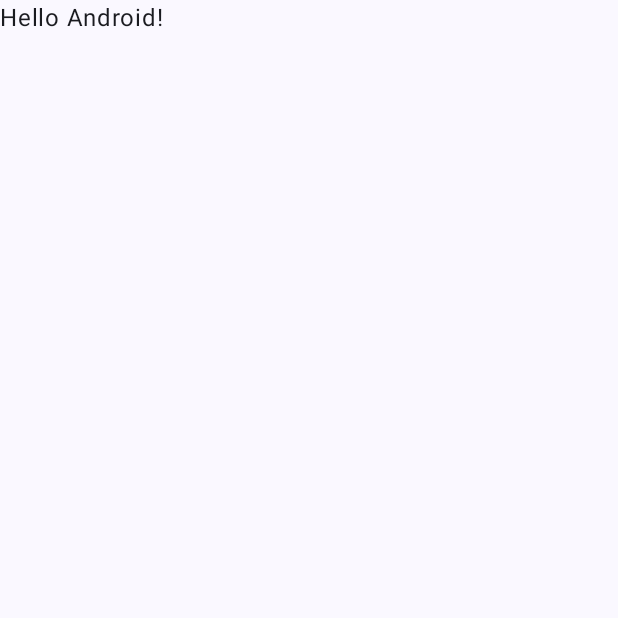
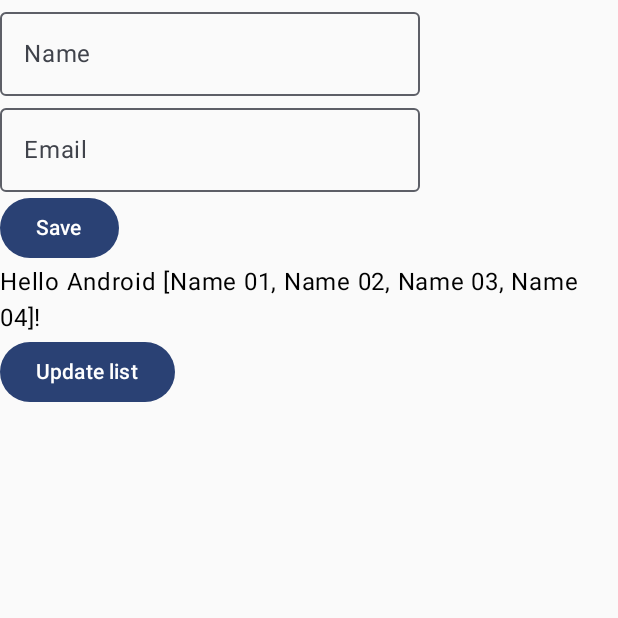
Before and after one commit to MinaFayezN/BM-Internship, an Android app built with Jetpack Compose: the screen it shows after launch (MainActivity), on a phone screen of 412 x 824 dp, the top half of it. Before the commit the part shown is almost empty. Run offline under Robolectric (Android 15) with nearby library versions, the phone set to English and light mode, and no system bars.

Commit message:
Session 19
- ViewModel

```diff
--- a/app/build.gradle
+++ b/app/build.gradle
@@ -64,4 +64,7 @@ dependencies {
     androidTestImplementation 'androidx.compose.ui:ui-test-junit4'
     debugImplementation 'androidx.compose.ui:ui-tooling'
     debugImplementation 'androidx.compose.ui:ui-test-manifest'
+    def lifecycle_version = "2.6.1"
+    // ViewModel
+    implementation "androidx.lifecycle:lifecycle-viewmodel-ktx:$lifecycle_version"
 }
--- a/app/src/main/java/dev/mina/internship/MainActivity.kt
+++ b/app/src/main/java/dev/mina/internship/MainActivity.kt
@@ -3,44 +3,42 @@ package dev.mina.internship
 import android.os.Bundle
 import androidx.activity.ComponentActivity
 import androidx.activity.compose.setContent
+import androidx.activity.viewModels
+import androidx.compose.foundation.layout.Column
 import androidx.compose.foundation.layout.fillMaxSize
-import androidx.compose.material3.MaterialTheme
-import androidx.compose.material3.Surface
-import androidx.compose.material3.Text
-import androidx.compose.runtime.Composable
 import androidx.compose.ui.Modifier
-import androidx.compose.ui.tooling.preview.Preview
+import androidx.lifecycle.ViewModelProvider
+import dev.mina.internship.ui.screens.ListScreen
+import dev.mina.internship.ui.screens.LoginScreen
 import dev.mina.internship.ui.theme.BMInternshipTheme
 
 class MainActivity : ComponentActivity() {
+
+    val vm: MainViewModel by viewModels()
+
+    lateinit var viewModel: MainViewModel
+
     override fun onCreate(savedInstanceState: Bundle?) {
         super.onCreate(savedInstanceState)
+
+        viewModel = ViewModelProvider(this)[MainViewModel::class.java]
         setContent {
             BMInternshipTheme {
                 // A surface container using the 'background' color from the theme
-                Surface(
+                Column(
                     modifier = Modifier.fillMaxSize(),
-                    color = MaterialTheme.colorScheme.background
                 ) {
-                    Greeting("Android")
+
+                    LoginScreen(viewModel)
+
+                    // Navigate
+                    ListScreen(viewModel)
                 }
+
+
             }
         }
     }
+
+
 }
-
-@Composable
-fun Greeting(name: String, modifier: Modifier = Modifier) {
-    Text(
-        text = "Hello $name!",
-        modifier = modifier
-    )
-}
-
-@Preview(showBackground = true)
-@Composable
-fun GreetingPreview() {
-    BMInternshipTheme {
-        Greeting("Android")
-    }
-}
--- /dev/null
+++ b/app/src/main/java/dev/mina/internship/MainViewModel.kt
@@ -0,0 +1,22 @@
+package dev.mina.internship
+
+import androidx.lifecycle.ViewModel
+
+class MainViewModel : ViewModel() {
+
+     var list = mutableListOf("Name 01", "Name 02", "Name 03", "Name 04")
+
+    fun retrieveUsers(): List<String> {
+        // connect to db / API
+        return list
+    }
+
+    fun updateDatabase(name: String, email: String): Boolean {
+        //
+        return (name.isNotBlank() && email.isNotBlank()).also {
+            if (it) list.add(name)
+        }
+    }
+
+
+}
--- /dev/null
+++ b/app/src/main/java/dev/mina/internship/ui/screens/ListScreen.kt
@@ -0,0 +1,33 @@
+package dev.mina.internship.ui.screens
+
+import androidx.compose.material3.Button
+import androidx.compose.material3.Text
+import androidx.compose.runtime.Composable
+import androidx.compose.runtime.getValue
+import androidx.compose.runtime.mutableStateOf
+import androidx.compose.runtime.remember
+import androidx.compose.runtime.setValue
+import androidx.compose.ui.Modifier
+import dev.mina.internship.MainViewModel
+
+@Composable
+fun ListScreen(viewModel: MainViewModel) {
+    var usersList by remember { mutableStateOf(viewModel.retrieveUsers()) }
+    Greeting("Android $usersList")
+
+
+    Button(onClick = {
+//            viewModel.updateDatabase(name, email)
+        usersList = viewModel.retrieveUsers()
+    }) {
+        Text(text = "Update list")
+    }
+}
+
+@Composable
+fun Greeting(name: String, modifier: Modifier = Modifier) {
+    Text(
+        text = "Hello $name!",
+        modifier = modifier
+    )
+}
--- /dev/null
+++ b/app/src/main/java/dev/mina/internship/ui/screens/LoginScreen.kt
@@ -0,0 +1,36 @@
+package dev.mina.internship.ui.screens
+
+import androidx.compose.material3.Button
+import androidx.compose.material3.ExperimentalMaterial3Api
+import androidx.compose.material3.OutlinedTextField
+import androidx.compose.material3.Text
+import androidx.compose.runtime.Composable
+import androidx.compose.runtime.getValue
+import androidx.compose.runtime.mutableStateOf
+import androidx.compose.runtime.remember
+import androidx.compose.runtime.setValue
+import dev.mina.internship.MainViewModel
+
+@Composable
+@OptIn(ExperimentalMaterial3Api::class)
+fun LoginScreen(viewModel: MainViewModel) {
+    var name by remember { mutableStateOf("") }
+    var email by remember { mutableStateOf("") }
+    var result: Boolean? by remember { mutableStateOf(null) }
+    OutlinedTextField(
+        value = name,
+        label = { Text(text = "Name") },
+        onValueChange = { name = it })
+    OutlinedTextField(
+        value = email,
+        label = { Text(text = "Email") },
+        onValueChange = { email = it })
+    Button(onClick = {
+        result = viewModel.updateDatabase(name, email)
+    }) {
+        Text(text = "Save")
+    }
+    result?.let {
+        Text(text = if (it) "Data Saved Successfully" else "Error Saving Data")
+    }
+}
```
